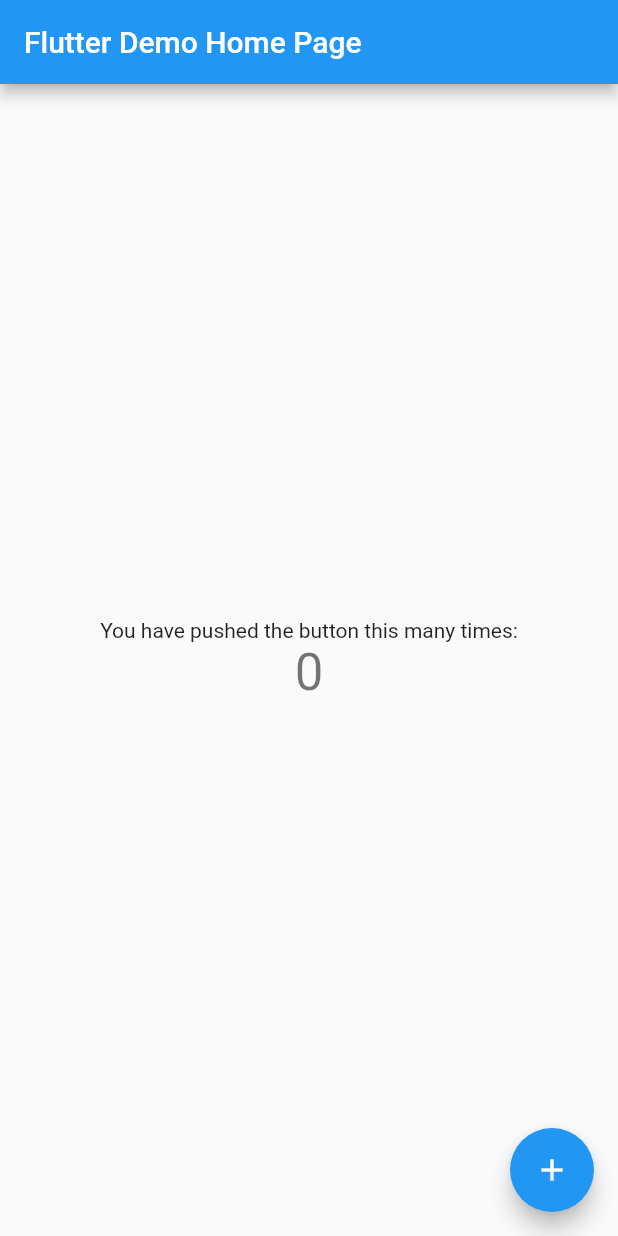
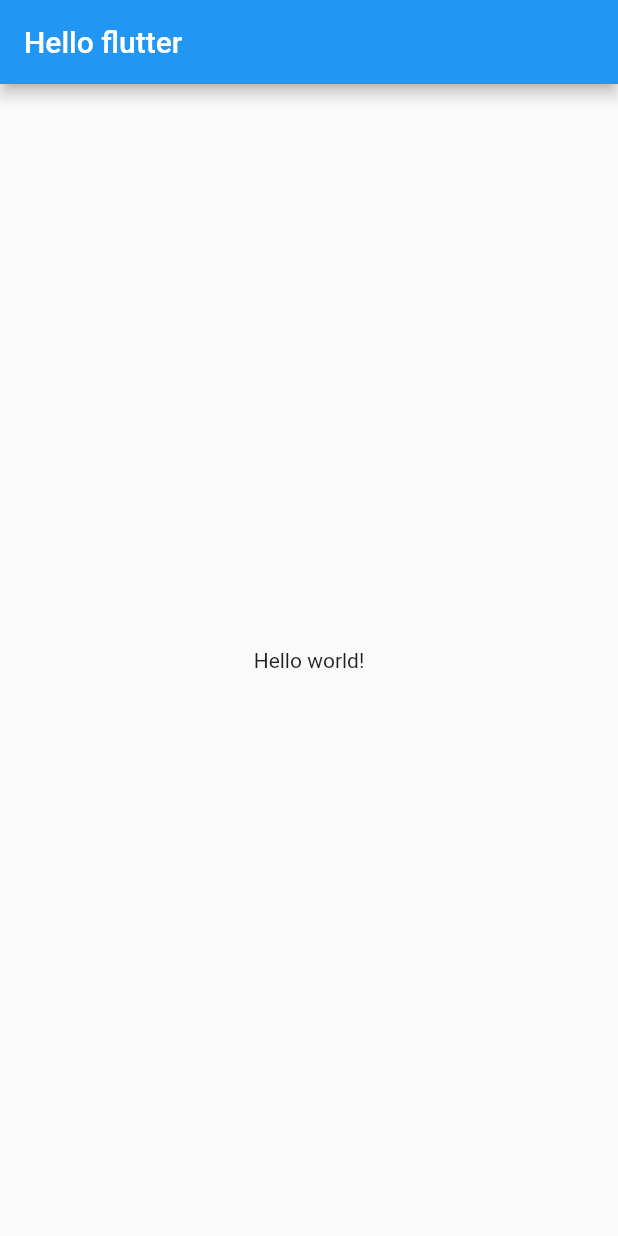
Before and after one commit to bmaner/toonflix, a Flutter app: the screen it shows after launch, on a phone screen of 412 x 824 dp. Run offline on Flutter 3.47's test engine with Material 2 defaults, Android fonts, the phone set to English and light mode, and no system bars.

Commit message:
My first flutter app

```diff
--- a/lib/main.dart
+++ b/lib/main.dart
@@ -1,115 +1,22 @@
+import 'package:flutter/cupertino.dart';
 import 'package:flutter/material.dart';
 
 void main() {
-  runApp(const MyApp());
+  runApp(App());
 }
 
-class MyApp extends StatelessWidget {
-  const MyApp({super.key});
-
-  // This widget is the root of your application.
+class App extends StatelessWidget {
   @override
   Widget build(BuildContext context) {
     return MaterialApp(
-      title: 'Flutter Demo',
-      theme: ThemeData(
-        // This is the theme of your application.
-        //
-        // Try running your application with "flutter run". You'll see the
-        // application has a blue toolbar. Then, without quitting the app, try
-        // changing the primarySwatch below to Colors.green and then invoke
-        // "hot reload" (press "r" in the console where you ran "flutter run",
-        // or simply save your changes to "hot reload" in a Flutter IDE).
-        // Notice that the counter didn't reset back to zero; the application
-        // is not restarted.
-        primarySwatch: Colors.blue,
+      home: Scaffold(
+        appBar: AppBar(
+          title: Text('Hello flutter'),
+        ),
+        body: Center(
+          child: Text('Hello world!'),
+        ),
       ),
-      home: const MyHomePage(title: 'Flutter Demo Home Page'),
     );
   }
 }
-
-class MyHomePage extends StatefulWidget {
-  const MyHomePage({super.key, required this.title});
-
-  // This widget is the home page of your application. It is stateful, meaning
-  // that it has a State object (defined below) that contains fields that affect
-  // how it looks.
-
-  // This class is the configuration for the state. It holds the values (in this
-  // case the title) provided by the parent (in this case the App widget) and
-  // used by the build method of the State. Fields in a Widget subclass are
-  // always marked "final".
-
-  final String title;
-
-  @override
-  State<MyHomePage> createState() => _MyHomePageState();
-}
-
-class _MyHomePageState extends State<MyHomePage> {
-  int _counter = 0;
-
-  void _incrementCounter() {
-    setState(() {
-      // This call to setState tells the Flutter framework that something has
-      // changed in this State, which causes it to rerun the build method below
-      // so that the display can reflect the updated values. If we changed
-      // _counter without calling setState(), then the build method would not be
-      // called again, and so nothing would appear to happen.
-      _counter++;
-    });
-  }
-
-  @override
-  Widget build(BuildContext context) {
-    // This method is rerun every time setState is called, for instance as done
-    // by the _incrementCounter method above.
-    //
-    // The Flutter framework has been optimized to make rerunning build methods
-    // fast, so that you can just rebuild anything that needs updating rather
-    // than having to individually change instances of widgets.
-    return Scaffold(
-      appBar: AppBar(
-        // Here we take the value from the MyHomePage object that was created by
-        // the App.build method, and use it to set our appbar title.
-        title: Text(widget.title),
-      ),
-      body: Center(
-        // Center is a layout widget. It takes a single child and positions it
-        // in the middle of the parent.
-        child: Column(
-          // Column is also a layout widget. It takes a list of children and
-          // arranges them vertically. By default, it sizes itself to fit its
-          // children horizontally, and tries to be as tall as its parent.
-          //
-          // Invoke "debug painting" (press "p" in the console, choose the
-          // "Toggle Debug Paint" action from the Flutter Inspector in Android
-          // Studio, or the "Toggle Debug Paint" command in Visual Studio Code)
-          // to see the wireframe for each widget.
-          //
-          // Column has various properties to control how it sizes itself and
-          // how it positions its children. Here we use mainAxisAlignment to
-          // center the children vertically; the main axis here is the vertical
-          // axis because Columns are vertical (the cross axis would be
-          // horizontal).
-          mainAxisAlignment: MainAxisAlignment.center,
-          children: <Widget>[
-            const Text(
-              'You have pushed the button this many times:',
-            ),
-            Text(
-              '$_counter',
-              style: Theme.of(context).textTheme.headline4,
-            ),
-          ],
-        ),
-      ),
-      floatingActionButton: FloatingActionButton(
-        onPressed: _incrementCounter,
-        tooltip: 'Increment',
-        child: const Icon(Icons.add),
-      ), // This trailing comma makes auto-formatting nicer for build methods.
-    );
-  }
-}
```
